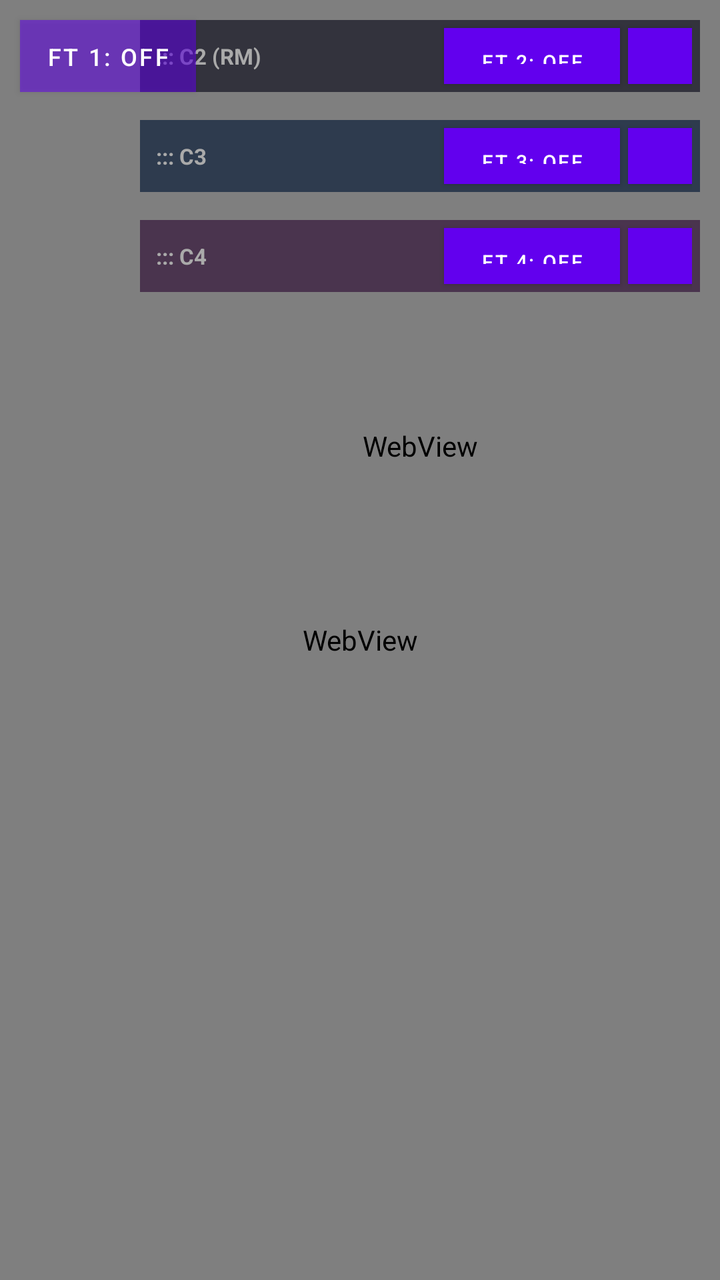
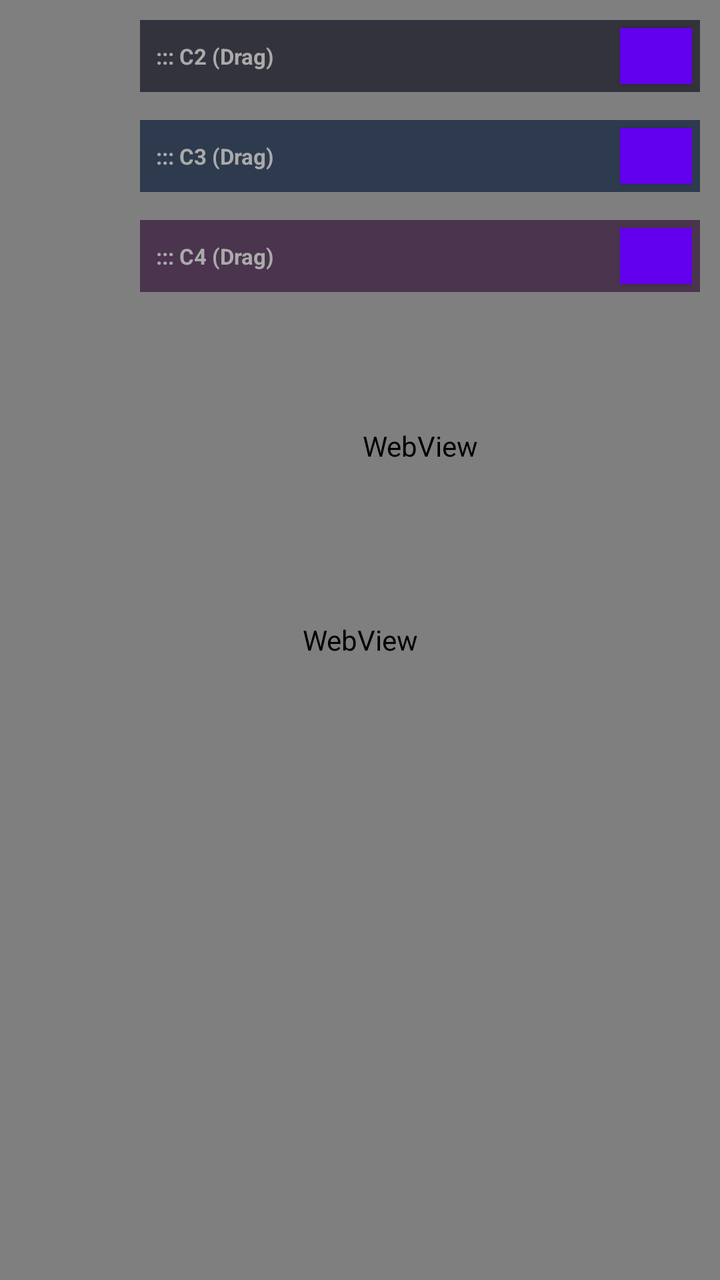

Screens rendered from an Android XML layout before and after an edit, with the pre-edit source and the edit as a unified diff.
<!-- AndroidManifest.xml: fallback theme Theme.MaterialComponents.DayNight.NoActionBar -->
<!-- res/layout/main.xml -->
<?xml version="1.0" encoding="utf-8"?>
<FrameLayout xmlns:android="http://schemas.android.com/apk/res/android"
    android:id="@+id/rootContainer"
    android:layout_width="match_parent"
    android:layout_height="match_parent"
    android:background="#000000">

    
    <WebView
        android:id="@+id/webView1"
        android:layout_width="match_parent"
        android:layout_height="match_parent" />

    
    <Button
        android:id="@+id/btnFtool1"
        android:layout_width="wrap_content"
        android:layout_height="36dp"
        android:layout_gravity="top|start"
        android:layout_margin="10dp"
        android:background="#88000000"
        android:paddingLeft="10dp"
        android:paddingRight="10dp"
        android:text="FT 1: OFF"
        android:textColor="#FFFFFF"
        android:textSize="12sp" />

    
    <LinearLayout
        android:id="@+id/overlayContainer2"
        android:layout_width="280dp"
        android:layout_height="190dp"
        android:layout_gravity="top|end"
        android:layout_marginTop="10dp"
        android:layout_marginEnd="10dp"
        android:background="#222226"
        android:orientation="vertical">

        <LinearLayout
            android:id="@+id/dragHandle2"
            android:layout_width="match_parent"
            android:layout_height="36dp"
            android:background="#33333D"
            android:gravity="center_vertical"
            android:orientation="horizontal"
            android:paddingStart="8dp"
            android:paddingEnd="4dp">

            <TextView
                android:layout_width="0dp"
                android:layout_height="match_parent"
                android:layout_weight="1"
                android:gravity="center_vertical"
                android:text="::: C2 (RM)"
                android:textColor="#AAAAAA"
                android:textSize="11sp"
                android:textStyle="bold" />

            <Button
                android:id="@+id/btnFtool2"
                android:layout_width="wrap_content"
                android:layout_height="28dp"
                android:background="#555566"
                android:paddingLeft="6dp"
                android:paddingRight="6dp"
                android:text="FT 2: OFF"
                android:textColor="#FFFFFF"
                android:textSize="10sp" />

            <Button
                android:id="@+id/btnToggle2"
                android:layout_width="32dp"
                android:layout_height="28dp"
                android:layout_marginStart="4dp"
                android:background="#555566"
                android:text="—"
                android:textColor="#FFFFFF"
                android:textSize="12sp" />
        </LinearLayout>

        <WebView
            android:id="@+id/webView2"
            android:layout_width="match_parent"
            android:layout_height="0dp"
            android:layout_weight="1" />
    </LinearLayout>

    
    <LinearLayout
        android:id="@+id/overlayContainer3"
        android:layout_width="280dp"
        android:layout_height="190dp"
        android:layout_gravity="top|end"
        android:layout_marginTop="60dp"
        android:layout_marginEnd="10dp"
        android:background="#222226"
        android:orientation="vertical">

        <LinearLayout
            android:id="@+id/dragHandle3"
            android:layout_width="match_parent"
            android:layout_height="36dp"
            android:background="#2E3B4E"
            android:gravity="center_vertical"
            android:orientation="horizontal"
            android:paddingStart="8dp"
            android:paddingEnd="4dp">

            <TextView
                android:layout_width="0dp"
                android:layout_height="match_parent"
                android:layout_weight="1"
                android:gravity="center_vertical"
                android:text="::: C3"
                android:textColor="#AAAAAA"
                android:textSize="11sp"
                android:textStyle="bold" />

            <Button
                android:id="@+id/btnFtool3"
                android:layout_width="wrap_content"
                android:layout_height="28dp"
                android:background="#4A5B73"
                android:paddingLeft="6dp"
                android:paddingRight="6dp"
                android:text="FT 3: OFF"
                android:textColor="#FFFFFF"
                android:textSize="10sp" />

            <Button
                android:id="@+id/btnToggle3"
                android:layout_width="32dp"
                android:layout_height="28dp"
                android:layout_marginStart="4dp"
                android:background="#4A5B73"
                android:text="—"
                android:textColor="#FFFFFF"
                android:textSize="12sp" />
        </LinearLayout>

        <WebView
            android:id="@+id/webView3"
            android:layout_width="match_parent"
            android:layout_height="0dp"
            android:layout_weight="1" />
    </LinearLayout>

    
    <LinearLayout
        android:id="@+id/overlayContainer4"
        android:layout_width="280dp"
        android:layout_height="190dp"
        android:layout_gravity="top|end"
        android:layout_marginTop="110dp"
        android:layout_marginEnd="10dp"
        android:background="#222226"
        android:orientation="vertical">

        <LinearLayout
            android:id="@+id/dragHandle4"
            android:layout_width="match_parent"
            android:layout_height="36dp"
            android:background="#4A344E"
            android:gravity="center_vertical"
            android:orientation="horizontal"
            android:paddingStart="8dp"
            android:paddingEnd="4dp">

            <TextView
                android:layout_width="0dp"
                android:layout_height="match_parent"
                android:layout_weight="1"
                android:gravity="center_vertical"
                android:text="::: C4"
                android:textColor="#AAAAAA"
                android:textSize="11sp"
                android:textStyle="bold" />

            <Button
                android:id="@+id/btnFtool4"
                android:layout_width="wrap_content"
                android:layout_height="28dp"
                android:background="#6E4D74"
                android:paddingLeft="6dp"
                android:paddingRight="6dp"
                android:text="FT 4: OFF"
                android:textColor="#FFFFFF"
                android:textSize="10sp" />

            <Button
                android:id="@+id/btnToggle4"
                android:layout_width="32dp"
                android:layout_height="28dp"
                android:layout_marginStart="4dp"
                android:background="#6E4D74"
                android:text="—"
                android:textColor="#FFFFFF"
                android:textSize="12sp" />
        </LinearLayout>

        <WebView
            android:id="@+id/webView4"
            android:layout_width="match_parent"
            android:layout_height="0dp"
            android:layout_weight="1" />
    </LinearLayout>
</FrameLayout>
<!-- resources referenced by this layout -->
<resources>

</resources>

<!-- the commit's change to res/layout/main.xml (unified diff, before → after) -->
@@ -10,20 +10,6 @@
         android:id="@+id/webView1"
         android:layout_width="match_parent"
         android:layout_height="match_parent" />
-
-    
-    <Button
-        android:id="@+id/btnFtool1"
-        android:layout_width="wrap_content"
-        android:layout_height="36dp"
-        android:layout_gravity="top|start"
-        android:layout_margin="10dp"
-        android:background="#88000000"
-        android:paddingLeft="10dp"
-        android:paddingRight="10dp"
-        android:text="FT 1: OFF"
-        android:textColor="#FFFFFF"
-        android:textSize="12sp" />
 
     
     <LinearLayout
@@ -51,31 +37,19 @@
                 android:layout_height="match_parent"
                 android:layout_weight="1"
                 android:gravity="center_vertical"
-                android:text="::: C2 (RM)"
+                android:text="::: C2 (Drag)"
                 android:textColor="#AAAAAA"
                 android:textSize="11sp"
                 android:textStyle="bold" />
 
             <Button
-                android:id="@+id/btnFtool2"
-                android:layout_width="wrap_content"
+                android:id="@+id/btnToggle2"
+                android:layout_width="36dp"
                 android:layout_height="28dp"
-                android:background="#555566"
-                android:paddingLeft="6dp"
-                android:paddingRight="6dp"
-                android:text="FT 2: OFF"
-                android:textColor="#FFFFFF"
-                android:textSize="10sp" />
-
-            <Button
-                android:id="@+id/btnToggle2"
-                android:layout_width="32dp"
-                android:layout_height="28dp"
-                android:layout_marginStart="4dp"
                 android:background="#555566"
                 android:text="—"
                 android:textColor="#FFFFFF"
-                android:textSize="12sp" />
+                android:textSize="14sp" />
         </LinearLayout>
 
         <WebView
@@ -111,31 +85,19 @@
                 android:layout_height="match_parent"
                 android:layout_weight="1"
                 android:gravity="center_vertical"
-                android:text="::: C3"
+                android:text="::: C3 (Drag)"
                 android:textColor="#AAAAAA"
                 android:textSize="11sp"
                 android:textStyle="bold" />
 
             <Button
-                android:id="@+id/btnFtool3"
-                android:layout_width="wrap_content"
+                android:id="@+id/btnToggle3"
+                android:layout_width="36dp"
                 android:layout_height="28dp"
-                android:background="#4A5B73"
-                android:paddingLeft="6dp"
-                android:paddingRight="6dp"
-                android:text="FT 3: OFF"
-                android:textColor="#FFFFFF"
-                android:textSize="10sp" />
-
-            <Button
-                android:id="@+id/btnToggle3"
-                android:layout_width="32dp"
-                android:layout_height="28dp"
-                android:layout_marginStart="4dp"
                 android:background="#4A5B73"
                 android:text="—"
                 android:textColor="#FFFFFF"
-                android:textSize="12sp" />
+                android:textSize="14sp" />
         </LinearLayout>
 
         <WebView
@@ -171,31 +133,19 @@
                 android:layout_height="match_parent"
                 android:layout_weight="1"
                 android:gravity="center_vertical"
-                android:text="::: C4"
+                android:text="::: C4 (Drag)"
                 android:textColor="#AAAAAA"
                 android:textSize="11sp"
                 android:textStyle="bold" />
 
             <Button
-                android:id="@+id/btnFtool4"
-                android:layout_width="wrap_content"
+                android:id="@+id/btnToggle4"
+                android:layout_width="36dp"
                 android:layout_height="28dp"
-                android:background="#6E4D74"
-                android:paddingLeft="6dp"
-                android:paddingRight="6dp"
-                android:text="FT 4: OFF"
-                android:textColor="#FFFFFF"
-                android:textSize="10sp" />
-
-            <Button
-                android:id="@+id/btnToggle4"
-                android:layout_width="32dp"
-                android:layout_height="28dp"
-                android:layout_marginStart="4dp"
                 android:background="#6E4D74"
                 android:text="—"
                 android:textColor="#FFFFFF"
-                android:textSize="12sp" />
+                android:textSize="14sp" />
         </LinearLayout>
 
         <WebView
